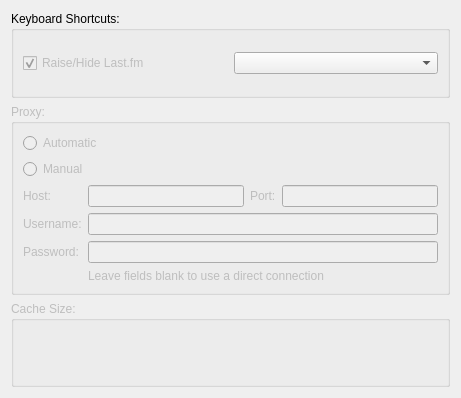
Before: the Qt Designer form app/client/Settings/AdvancedSettingsWidget.ui in mutecypher/lastfm-desktop, drawn with Qt 5.
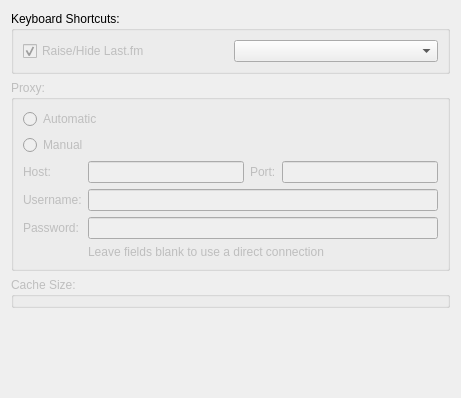
After: the same form once the commit is applied. Custom widgets are drawn as their Qt base class.

Commit message: Some settings layout changes.

```diff
--- a/app/client/Settings/AdvancedSettingsWidget.ui
+++ b/app/client/Settings/AdvancedSettingsWidget.ui
@@ -126,6 +126,19 @@
      </property>
     </widget>
    </item>
+   <item>
+    <spacer name="verticalSpacer">
+     <property name="orientation">
+      <enum>Qt::Vertical</enum>
+     </property>
+     <property name="sizeHint" stdset="0">
+      <size>
+       <width>20</width>
+       <height>0</height>
+      </size>
+     </property>
+    </spacer>
+   </item>
   </layout>
  </widget>
  <customwidgets>
```
The commit also changes 2 other files.
